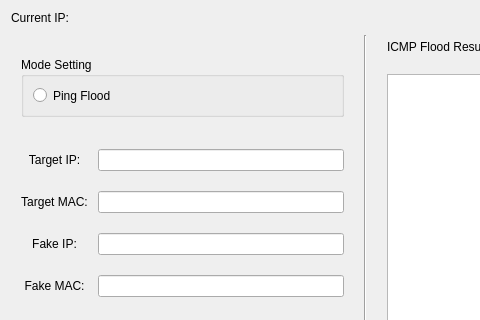
First picture: the form in icmpflood.ui, repository kian98/ksniffer, before the edit; both pictures show x 0 to 480 and y 0 to 320 of the 730 by 500 pixel window.
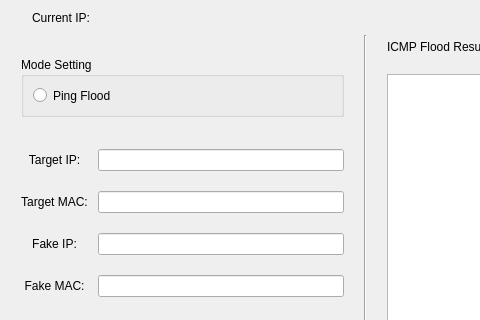
Second picture: the form after the edit. Icons and pictures are not drawn.

```diff
--- a/icmpflood.ui
+++ b/icmpflood.ui
@@ -43,6 +43,9 @@
        <property name="text">
         <string>Current IP:</string>
        </property>
+       <property name="indent">
+        <number>21</number>
+       </property>
       </widget>
      </item>
      <item>
```
